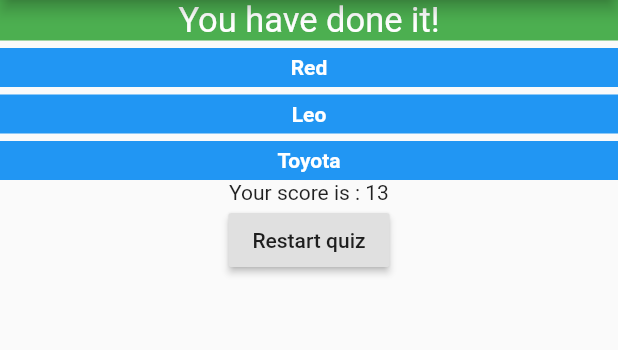
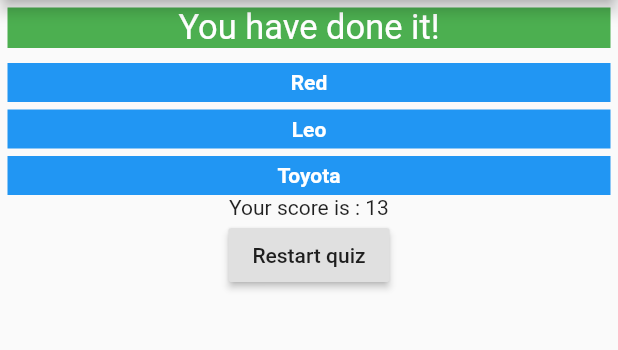
Before and after one commit to thasanhe/flutter, a Flutter app: the screen it shows after launch, after a tap on "Red", after a tap on "Leo", after a tap on "Toyota", on a phone screen of 412 x 824 dp, the part 84-434 px from its top. Run offline on Flutter 3.47's test engine with Material 2 defaults, Android fonts, the phone set to English and light mode, and no system bars.

```diff
--- a/lib/widgets/final_result.dart
+++ b/lib/widgets/final_result.dart
@@ -9,18 +9,22 @@ class FinalResult extends StatelessWidget{
 
   FinalResult(this._answers, this._resetQuiz, this._score);
 
+  String get resultText {
+    return "You have done it!";
+  }
+
   @override
   Widget build(BuildContext context) {
       return Container(
           width: double.infinity,
           child: Column(
             children : [
-              Container(child : Text("You have done it!", style: TextStyle(fontSize: 23, color: Colors.white), textAlign: TextAlign.center,), width: double.infinity, color: Colors.green,),
+              Container(child : Text(resultText, style: TextStyle(fontSize: 23, color: Colors.white), textAlign: TextAlign.center,), width: double.infinity, color: Colors.green,margin: EdgeInsets.all(5),),
               ..._answers.map((selection) => Container(
                 child : Text(selection, textAlign: TextAlign.center, style: TextStyle(fontWeight: FontWeight.bold, color: Colors.white),),
                 padding: EdgeInsets.all(5),
-                margin: EdgeInsets.only(top: 5),color: Colors.blue, width: double.infinity,)).toList(),
-              Text("Your score is : " + _score.toString()),
+                margin: EdgeInsets.only(top: 5, left: 5, right: 5),color: Colors.blue, width: double.infinity,),).toList(),
+              Text("Your score is : " + _score.toString(),),
               RaisedButton(
                 child: Text("Restart quiz"),
                 onPressed: _resetQuiz,
```
